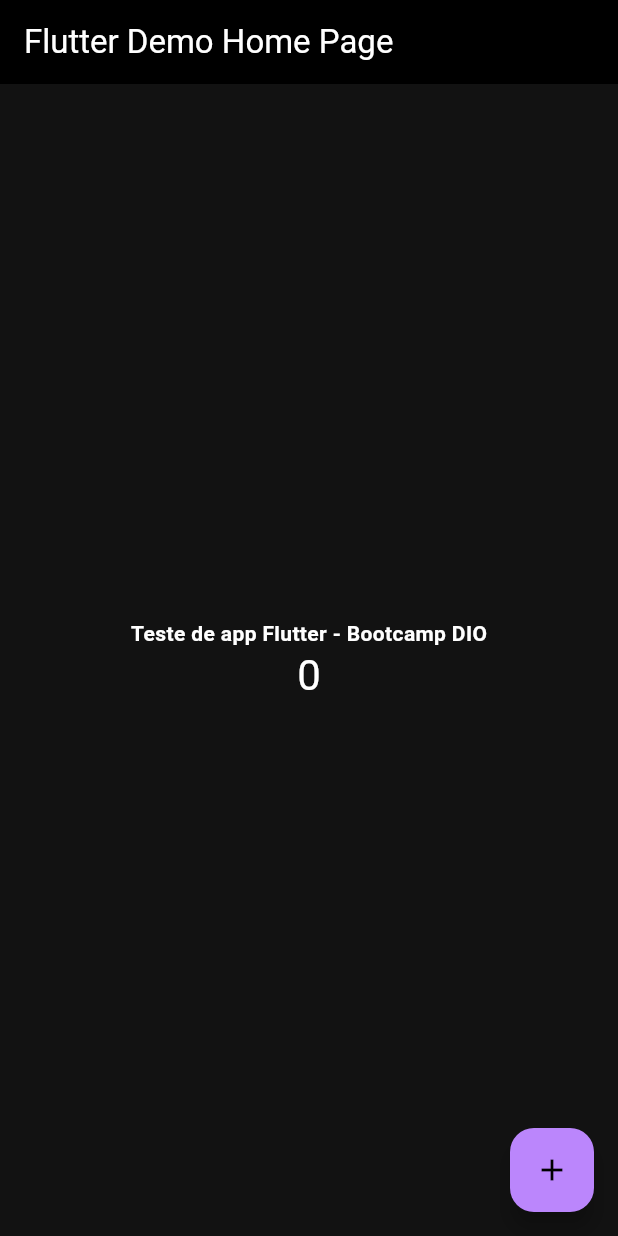
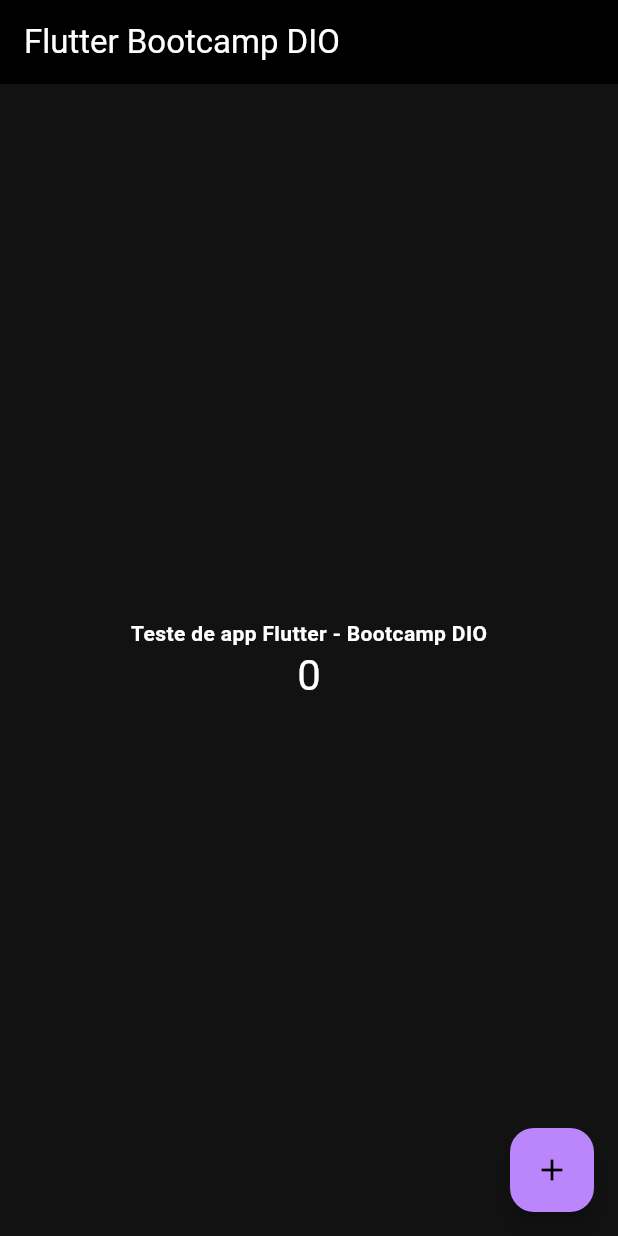
Before and after one commit to Thiagots05/meuapp_flutter_bootcamp, a Flutter app: the screen it shows after launch, on a phone screen of 412 x 824 dp. Run offline on Flutter 3.47's test engine with Material 2 defaults, Android fonts, the phone set to English and light mode, and no system bars.

Commit message:
[main] alteração de título

```diff
--- a/lib/main.dart
+++ b/lib/main.dart
@@ -10,12 +10,12 @@
   @override
   Widget build(BuildContext context) {
     return MaterialApp(
-      title: 'Flutter Demo',
+      title: 'Flutter DIO',
       theme: ThemeData(
         colorScheme: ColorScheme.dark(),
         useMaterial3: true,
       ),
-      home: const MyHomePage(title: 'Flutter Demo Home Page'),
+      home: const MyHomePage(title: 'Flutter Bootcamp DIO'),
     );
   }
 }
```
